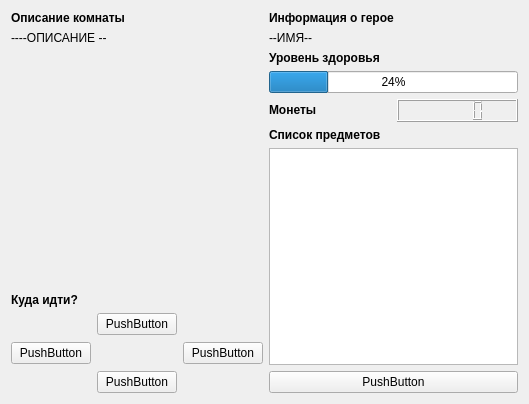
Old version of the form game/ui/mainwindow.ui in the repository LosYear/qt-practice.
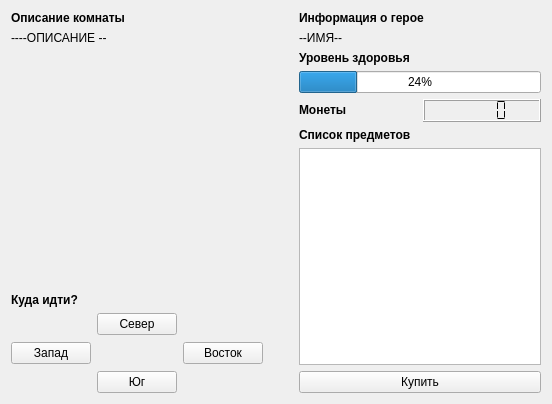
New version of the form.

Diff of the .ui file:
```diff
--- a/game/ui/mainwindow.ui
+++ b/game/ui/mainwindow.ui
@@ -6,7 +6,7 @@
    <rect>
     <x>0</x>
     <y>0</y>
-    <width>529</width>
+    <width>552</width>
     <height>404</height>
    </rect>
   </property>
@@ -66,7 +66,7 @@
             <item>
              <widget class="QPushButton" name="pushButton_2">
               <property name="text">
-               <string>PushButton</string>
+               <string>Запад</string>
               </property>
              </widget>
             </item>
@@ -77,7 +77,7 @@
             <item>
              <widget class="QPushButton" name="pushButton_3">
               <property name="text">
-               <string>PushButton</string>
+               <string>Север</string>
               </property>
              </widget>
             </item>
@@ -100,7 +100,7 @@
             <item>
              <widget class="QPushButton" name="pushButton_4">
               <property name="text">
-               <string>PushButton</string>
+               <string>Юг</string>
               </property>
              </widget>
             </item>
@@ -111,7 +111,7 @@
             <item>
              <widget class="QPushButton" name="pushButton">
               <property name="text">
-               <string>PushButton</string>
+               <string>Восток</string>
               </property>
              </widget>
             </item>
@@ -121,6 +121,22 @@
         </item>
        </layout>
       </item>
+      <item>
+       <spacer name="horizontalSpacer">
+        <property name="orientation">
+         <enum>Qt::Horizontal</enum>
+        </property>
+        <property name="sizeType">
+         <enum>QSizePolicy::Fixed</enum>
+        </property>
+        <property name="sizeHint" stdset="0">
+         <size>
+          <width>30</width>
+          <height>20</height>
+         </size>
+        </property>
+       </spacer>
+      </item>
       <item>
        <layout class="QVBoxLayout" name="verticalLayout">
         <item>
@@ -161,7 +177,11 @@
            </widget>
           </item>
           <item>
-           <widget class="QLCDNumber" name="lcdNumber"/>
+           <widget class="QLCDNumber" name="moneyCounter">
+            <property name="segmentStyle">
+             <enum>QLCDNumber::Flat</enum>
+            </property>
+           </widget>
           </item>
          </layout>
         </item>
@@ -178,7 +198,7 @@
         <item>
          <widget class="QPushButton" name="pushButton_5">
           <property name="text">
-           <string>PushButton</string>
+           <string>Купить</string>
           </property>
          </widget>
         </item>
```
Left out of the diff: 32 changed lines with no effect on the pictures.
